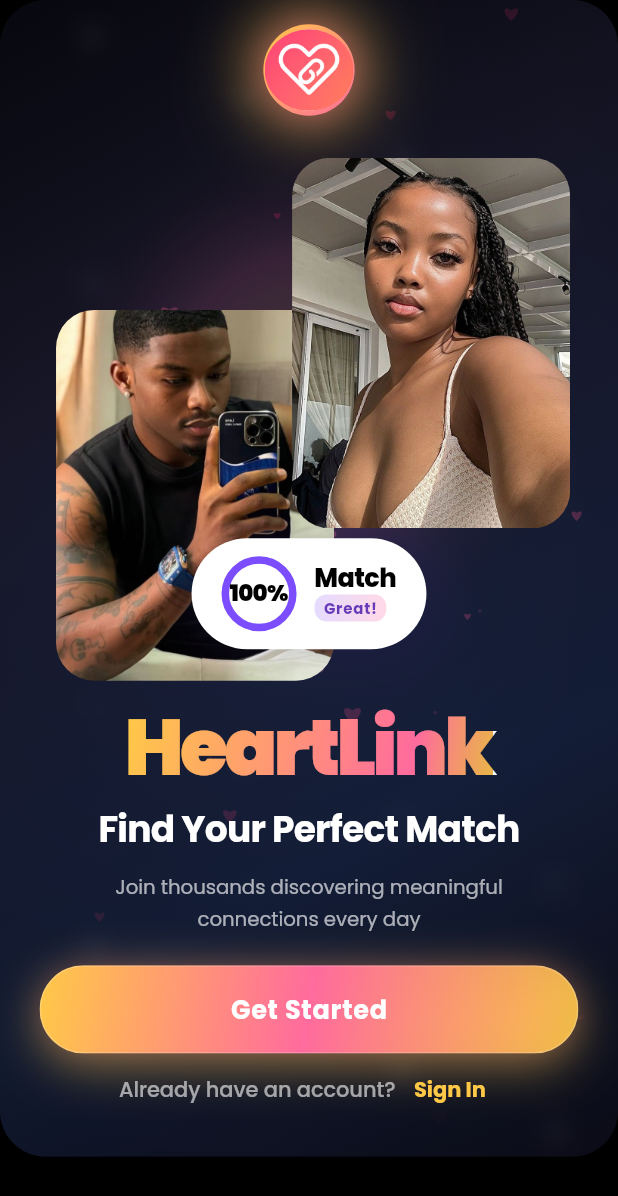
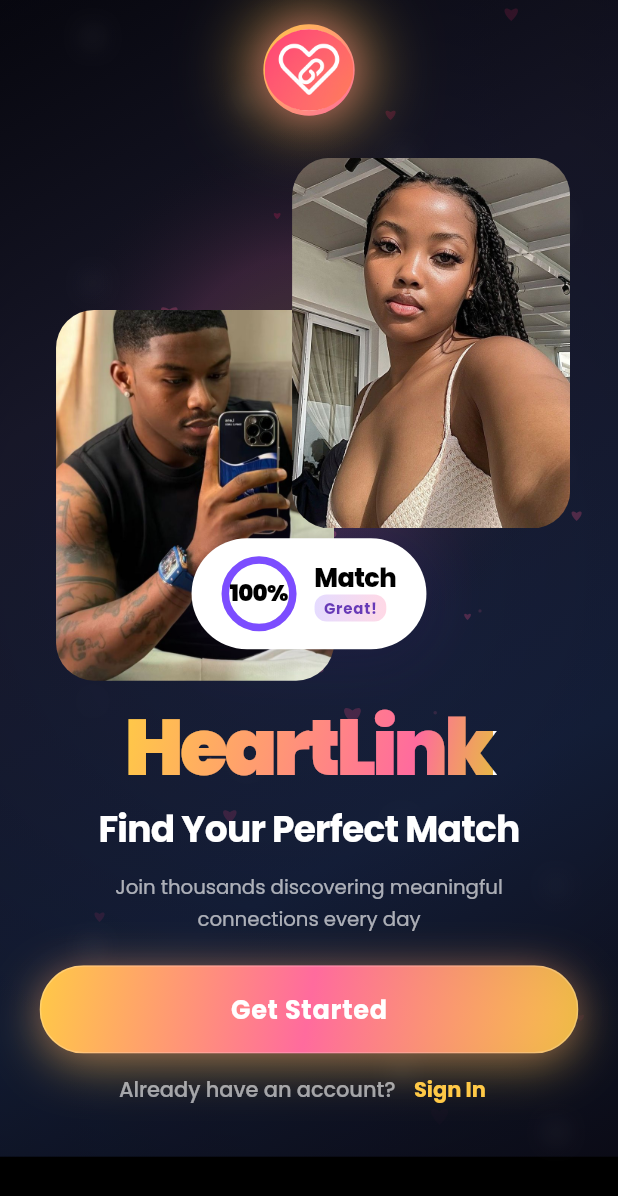
Before and after one commit to alumbwe1/datadateApp, a Flutter app: the screen it shows after launch, on a phone screen of 412 x 824 dp. Shown: the top 1196 px of the screen. Run offline on Flutter 3.47's test engine with Material 3 defaults, Android fonts, the phone set to English and light mode, and no system bars; our stand-ins replace cached_network_image, dartz, dio, equatable, firebase_core, firebase_messaging and 19 more; accounts and stored records are empty; network calls fail.

Commit message:
feat(onboarding): Add Google authentication asset and improve UI styling
- Add Google logo image asset for authentication integration
- Enable FCM token change detection in device updater to optimize backend updates
- Remove unnecessary border radius from onboarding welcome page containers for cleaner gradient display
- Update app version to 1.0.0+1.2
- Simplify UI by removing redundant border radius styling that conflicted with gradient backgrounds

```diff
--- a/lib/features/onboarding/presentation/pages/onboarding_welcome_page.dart
+++ b/lib/features/onboarding/presentation/pages/onboarding_welcome_page.dart
@@ -104,7 +104,6 @@ class _OnboardingWelcomePageState extends ConsumerState<OnboardingWelcomePage>
       backgroundColor: Colors.black,
       body: Container(
         decoration: BoxDecoration(
-          borderRadius: BorderRadius.all(Radius.circular(30.r)),
           gradient: LinearGradient(
             begin: Alignment.topLeft,
             end: Alignment.bottomRight,
@@ -141,7 +140,6 @@ class _OnboardingWelcomePageState extends ConsumerState<OnboardingWelcomePage>
             Positioned.fill(
               child: Container(
                 decoration: BoxDecoration(
-                  borderRadius: BorderRadius.all(Radius.circular(30.r)),
                   gradient: RadialGradient(
                     center: Alignment.center,
                     radius: 1.2,
--- a/pubspec.yaml
+++ b/pubspec.yaml
@@ -16,7 +16,7 @@ publish_to: "none" # Remove this line if you wish to publish to pub.dev
 # https://developer.apple.com/library/archive/documentation/General/Reference/InfoPlistKeyReference/Articles/CoreFoundationKeys.html
 # In Windows, build-name is used as the major, minor, and patch parts
 # of the product and file versions while build-number is used as the build suffix.
-version: 1.0.0+1.1
+version: 1.0.0+1.2
 
 environment:
   sdk: ^3.9.2
```
Also changed, not shown: lib/device_updator.dart (+8 -8 lines), assets/images/google.png (added).
